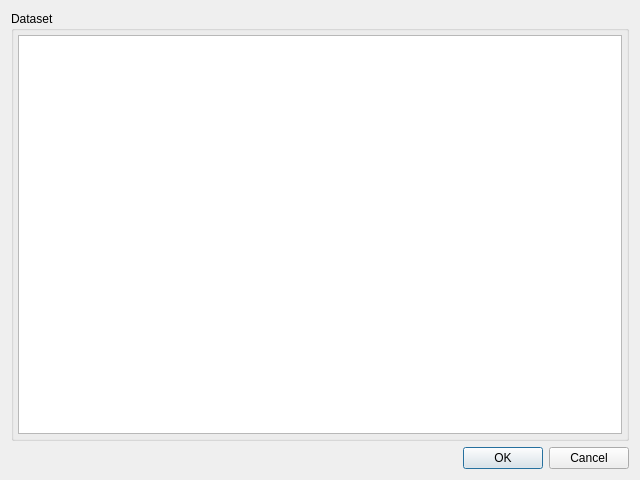
Before: the Qt Designer form Code/Common/Gui/mvdImportImageDialog.ui in orfeotoolbox/OTB, drawn with Qt 5.
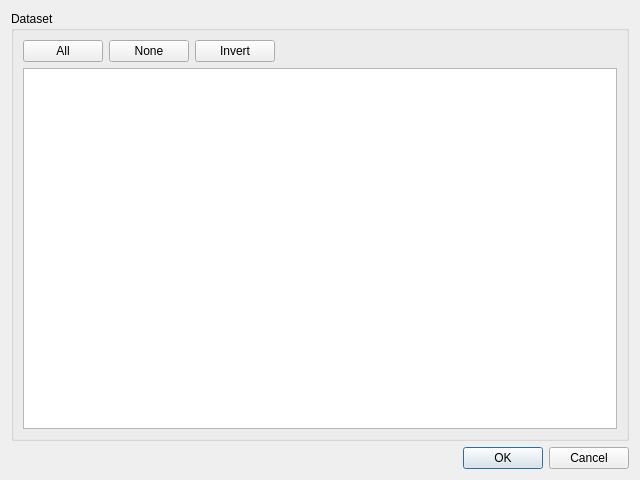
After: the same form once the commit is applied.

Commit message: ENH: Added All/None/Invert selection buttons to image import dialog.

Patch:
```diff
--- a/Code/Common/Gui/mvdImportImageDialog.ui
+++ b/Code/Common/Gui/mvdImportImageDialog.ui
@@ -23,13 +23,47 @@
       <string>Dataset</string>
      </property>
      <layout class="QGridLayout" name="gridLayout">
-      <property name="margin">
-       <number>4</number>
-      </property>
-      <property name="spacing">
-       <number>0</number>
-      </property>
       <item row="0" column="0">
+       <widget class="QPushButton" name="allButton">
+        <property name="sizePolicy">
+         <sizepolicy hsizetype="Minimum" vsizetype="Fixed">
+          <horstretch>0</horstretch>
+          <verstretch>0</verstretch>
+         </sizepolicy>
+        </property>
+        <property name="text">
+         <string>All</string>
+        </property>
+       </widget>
+      </item>
+      <item row="0" column="1">
+       <widget class="QPushButton" name="noneButton">
+        <property name="text">
+         <string>None</string>
+        </property>
+       </widget>
+      </item>
+      <item row="0" column="2">
+       <widget class="QPushButton" name="invertButton">
+        <property name="text">
+         <string>Invert</string>
+        </property>
+       </widget>
+      </item>
+      <item row="0" column="3">
+       <spacer name="horizontalSpacer">
+        <property name="orientation">
+         <enum>Qt::Horizontal</enum>
+        </property>
+        <property name="sizeHint" stdset="0">
+         <size>
+          <width>320</width>
+          <height>20</height>
+         </size>
+        </property>
+       </spacer>
+      </item>
+      <item row="1" column="0" colspan="4">
        <widget class="QTreeView" name="datasetTreeView"/>
       </item>
      </layout>
```
Left out of the diff: 2 changed lines with no effect on the pictures.
